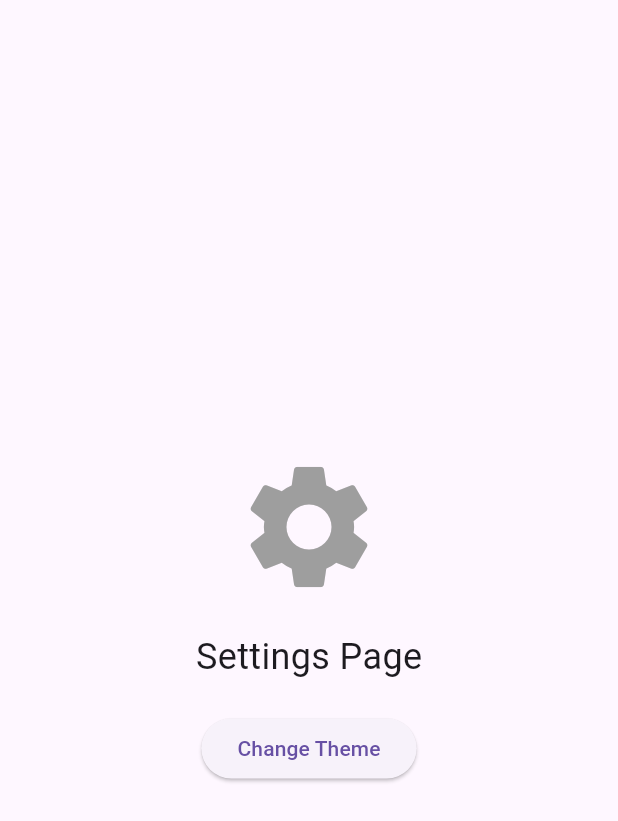
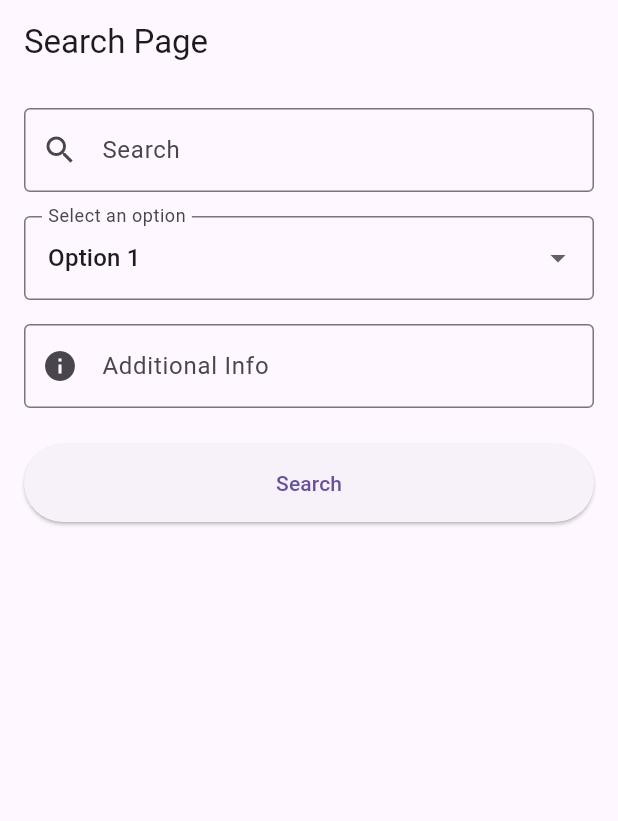
Before and after one commit to amzara/Mobius, a Flutter app: the SettingsContent screen opened directly, on a phone screen of 412 x 824 dp. Shown: the top 821 px of the screen. Run offline on Flutter 3.47's test engine with Material 3 defaults, Android fonts, the light colour scheme and no system bars; our stand-ins replace bloc, dio, flutter_bloc, flutter_secure_storage; missing offline and left inert: flutter_pdfview, json_path; accounts and stored records are empty; network calls fail.

Commit message:
search feature wip

```diff
--- a/lib/Home.dart
+++ b/lib/Home.dart
@@ -37,7 +37,7 @@ class Home extends StatelessWidget {
             ),
             ListTile(
               leading: Icon(Icons.settings),
-              title: Text('Settings'),
+              title: Text('Search'),
               onTap: () {
                 context.read<NavCubit>().showSettings();
                 Navigator.pop(context);
--- a/lib/content_widgets.dart
+++ b/lib/content_widgets.dart
@@ -1,10 +1,10 @@
-import 'package:flutter/material.dart';
 import 'package:flutter/material.dart';
 import 'package:flutter_bloc/flutter_bloc.dart';
 import 'cubit/data/data_cubit.dart';
 import 'package:mobius_app/models/data_model.dart';
+import 'package:flutter_pdfview/flutter_pdfview.dart';
+import 'content_widgets.dart';
 
-import 'content_widgets.dart';
 class HomeContent extends StatelessWidget {
   final String authToken;
 
@@ -24,22 +24,45 @@ class HomeContent extends StatelessWidget {
             ),
           );
         } else if (state is DataSuccess) {
+          return Scaffold(
+            appBar: AppBar(
+              title: Text('Mobius Content'),
+              leading: IconButton(
+                icon: Icon(Icons.arrow_back),
+                onPressed: () {
+                  context.read<DataCubit>().navigateBack();
+                },
+              ),
+            ),
+            body: _buildBody(context, state),
+          );
+        } else if (state is DataFailure) {
+          return Center(child: Text('Failed to fetch data'));
+        }
+
+        return Center(child: CircularProgressIndicator());
+      },
+    );
+  }
+
+  Widget _buildBody(BuildContext context, DataSuccess state) {
+    if (state.mode == 1) {
       final mobiusObjects = state.data as List<MobiusObject>;
-
       return GridView.builder(
         padding: EdgeInsets.all(16.0),
         gridDelegate: SliverGridDelegateWithFixedCrossAxisCount(
-              crossAxisCount: 3, // Number of folders per row
+          crossAxisCount: 3,
           mainAxisSpacing: 16.0,
           crossAxisSpacing: 16.0,
-              childAspectRatio: 1, // Adjust this for desired folder aspect ratio
+          childAspectRatio: 1,
         ),
         itemCount: mobiusObjects.length,
         itemBuilder: (context, index) {
           final mobiusObject = mobiusObjects[index];
           return GestureDetector(
             onTap: () {
-                  context.read<DataCubit>().OpenFolder(mobiusObject.objectId);
+
+              context.read<DataCubit>().OpenFolder(mobiusObject);
             },
             child: Column(
               children: [
@@ -49,44 +72,108 @@ class HomeContent extends StatelessWidget {
                   mobiusObject.name,
                   textAlign: TextAlign.center,
                   style: TextStyle(fontSize: 14),
-                      overflow: TextOverflow.ellipsis, // Handle long names
+                  overflow: TextOverflow.ellipsis,
                 ),
               ],
             ),
           );
         },
       );
-        } else if (state is DataFailure) {
-          return Center(child: Text('Failed to fetch data'));
-        } else {
-          return Center(child: CircularProgressIndicator());
+    } else if (state.mode == 2) {
+      final String pdfPath = state.data as String;
+      return pdfPath.isEmpty
+          ? Center(child: CircularProgressIndicator())
+          : PDFView(
+              filePath: pdfPath,
+              pageSnap: true,
+              defaultPage: 0,
+            );
     }
+
+    return Center(child: Text('Unknown state'));
+  }
+}
+
+
+class SettingsContent extends StatefulWidget {
+  @override
+  _SettingsContentState createState() => _SettingsContentState();
+}
+
+class _SettingsContentState extends State<SettingsContent> {
+  final TextEditingController _firstController = TextEditingController();
+  final TextEditingController _thirdController = TextEditingController();
+  String _selectedOption = 'Option 1';
+  final List<String> _options = ['Option 1', 'Option 2', 'Option 3', 'Option 4'];
+
+  @override
+  Widget build(BuildContext context) {
+    return Scaffold(
+      appBar: AppBar(
+        title: Text('Search Page'),
+      ),
+      body: Padding(
+        padding: const EdgeInsets.all(16.0),
+        child: Column(
+          crossAxisAlignment: CrossAxisAlignment.stretch,
+          children: [
+            TextField(
+              controller: _firstController,
+              decoration: InputDecoration(
+                labelText: 'Search',
+                border: OutlineInputBorder(),
+                prefixIcon: Icon(Icons.search),
+              ),
+            ),
+            SizedBox(height: 16),
+            DropdownButtonFormField<String>(
+              value: _selectedOption,
+              decoration: InputDecoration(
+                labelText: 'Select an option',
+                border: OutlineInputBorder(),
+              ),
+              items: _options.map((String value) {
+                return DropdownMenuItem<String>(
+                  value: value,
+                  child: Text(value),
+                );
+              }).toList(),
+              onChanged: (newValue) {
+                setState(() {
+                  _selectedOption = newValue!;
+                });
               },
+            ),
+            SizedBox(height: 16),
+            TextField(
+              controller: _thirdController,
+              decoration: InputDecoration(
+                labelText: 'Additional Info',
+                border: OutlineInputBorder(),
+                prefixIcon: Icon(Icons.info),
+              ),
+            ),
+            SizedBox(height: 24),
+            ElevatedButton(
+              onPressed: () {
+                // Implement search functionality here
+                print('Search pressed');
+                print('First input: ${_firstController.text}');
+                print('Selected option: $_selectedOption');
+                print('Third input: ${_thirdController.text}');
+              },
+              child: Text('Search'),
+              style: ElevatedButton.styleFrom(
+                padding: EdgeInsets.symmetric(vertical: 16),
+              ),
+            ),
+          ],
+        ),
+      ),
     );
   }
 }
 
-
-class SettingsContent extends StatelessWidget {
-  @override
-  Widget build(BuildContext context) {
-    return Center(
-      child: Column(
-        mainAxisAlignment: MainAxisAlignment.center,
-        children: [
-          Icon(Icons.settings, size: 100, color: Colors.grey),
-          SizedBox(height: 20),
-          Text('Settings Page', style: TextStyle(fontSize: 24)),
-          SizedBox(height: 20),
-          ElevatedButton(
-            onPressed: () {},
-            child: Text('Change Theme'),
-          ),
-        ],
-      ),
-    );
-  }
-}
 
 class AboutContent extends StatelessWidget {
   @override
--- a/lib/cubit/data/data_state.dart
+++ b/lib/cubit/data/data_state.dart
@@ -10,6 +10,7 @@ class DataFailure extends DataState {}
 
 class DataSuccess extends DataState {
   final dynamic data;
+  final dynamic mode;
 
-  DataSuccess({required this.data});
+  DataSuccess({required this.data, this.mode});
 }
--- a/lib/cubit/login/login_cubit.dart
+++ b/lib/cubit/login/login_cubit.dart
@@ -4,6 +4,7 @@ import 'package:dio/dio.dart';
 import 'dart:convert';
 import 'package:flutter_bloc/flutter_bloc.dart';
 import 'package:flutter_secure_storage/flutter_secure_storage.dart';
+import 'package:mobius_app/cubit/data/data_cubit.dart';
 
 part 'login_state.dart';
 
--- a/lib/main.dart
+++ b/lib/main.dart
@@ -32,10 +32,10 @@ class MainApp extends StatelessWidget {
         initialRoute: '/login',
         routes: {
           '/login': (context) => const Login(),
-          // '/home': (context) => Home(authToken: context.read<LoginCubit>().getAuthToken() ?? ''), // Provide a default or empty auth token
+          '/home': (context) => Home(authToken: context.read<LoginCubit>().getAuthToken() ?? ''),
         },
         onGenerateRoute: (settings) {
-          // Handle dynamic routes if needed
+
           return MaterialPageRoute(
             builder: (context) => const Login(),
           );
--- a/pubspec.yaml
+++ b/pubspec.yaml
@@ -14,6 +14,9 @@ dependencies:
   dio: ^5.6.0
   flutter_secure_storage: ^9.2.2
   json_path: ^0.7.4
+  path_provider: ^2.1.4
+  flutter_pdfview: ^1.2.7
+
 
 dev_dependencies:
   flutter_test:
```
Also changed, not shown: lib/cubit/data/data_cubit.dart (+82 -35 lines), lib/cubit/search/search_cubit.dart (added, +97 -0 lines), lib/cubit/search/search_state.dart (added, +20 -0 lines), lib/models/data_model.dart (+17 -0 lines), pubspec.lock. Lines whose indentation alone changed are shown as unchanged.
